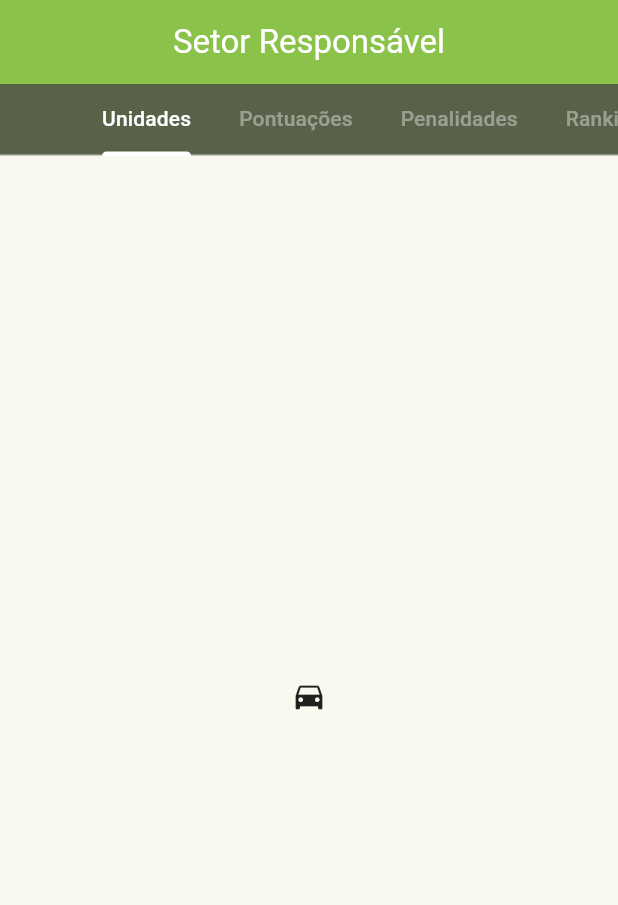
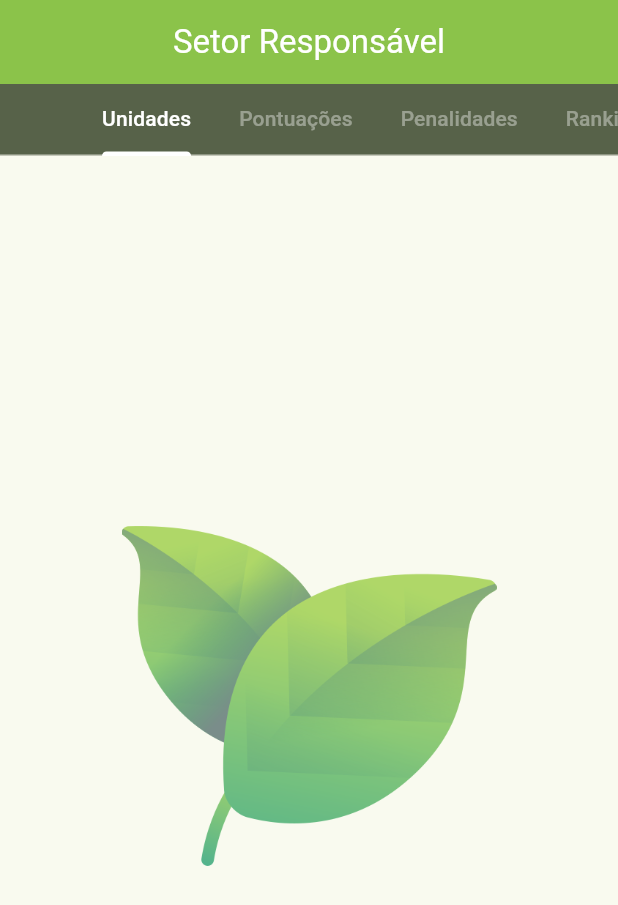
Before and after one commit to PedroHenriqueDevBR/setor-responsavel, a Flutter app: the screen it shows after launch, on a phone screen of 412 x 824 dp. Shown: the top 905 px of the screen. Run offline on Flutter 3.47's test engine with Material 2 defaults, Android fonts, the light colour scheme and no system bars.

Commit message:
style: created home presentation

```diff
--- a/frontend/lib/src/modules/home/pages/home_page.dart
+++ b/frontend/lib/src/modules/home/pages/home_page.dart
@@ -1,5 +1,6 @@
 import 'package:flutter/gestures.dart';
 import 'package:flutter/material.dart';
+import 'package:frontend/src/modules/home/widgets/presentation_page.dart';
 
 class HomePage extends StatefulWidget {
   const HomePage({Key? key}) : super(key: key);
@@ -48,7 +49,7 @@ class _HomePageState extends State<HomePage> {
         body: const TabBarView(
           dragStartBehavior: DragStartBehavior.down,
           children: [
-            Icon(Icons.directions_car),
+            PresentationPage(),
             Icon(Icons.directions_transit),
             Icon(Icons.directions_bike),
             Icon(Icons.directions_bike),
--- /dev/null
+++ b/frontend/lib/src/modules/home/widgets/presentation_page.dart
@@ -0,0 +1,15 @@
+import 'package:flutter/material.dart';
+import 'package:frontend/src/shared/theme/app_images.dart';
+
+class PresentationPage extends StatelessWidget {
+  const PresentationPage({Key? key}) : super(key: key);
+
+  @override
+  Widget build(BuildContext context) {
+    return Container(
+      child: Center(
+        child: Image.asset(AppImages.leafs, width: 250),
+      ),
+    );
+  }
+}
--- a/frontend/lib/src/shared/theme/app_images.dart
+++ b/frontend/lib/src/shared/theme/app_images.dart
@@ -0,0 +1,3 @@
+class AppImages {
+  static const leafs = 'assets/images/leafs.png';
+}
--- a/frontend/pubspec.yaml
+++ b/frontend/pubspec.yaml
@@ -58,10 +58,8 @@ flutter:
   # the material Icons class.
   uses-material-design: true
 
-  # To add assets to your application, add an assets section, like this:
-  # assets:
-  #   - images/a_dot_burr.jpeg
-  #   - images/a_dot_ham.jpeg
+  assets:
+    - assets/images/
 
   # An image asset can refer to one or more resolution-specific "variants", see
   # https://flutter.dev/assets-and-images/#resolution-aware
```
Also changed, not shown: frontend/assets/images/leafs.png (added).
